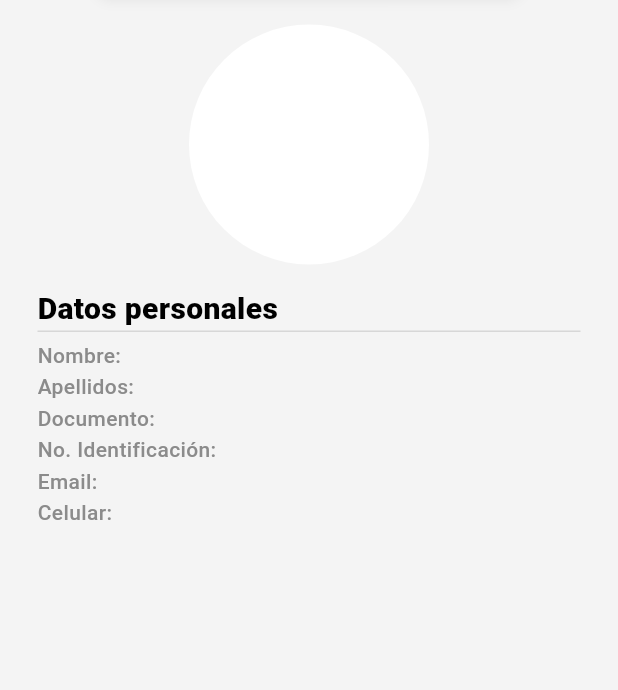
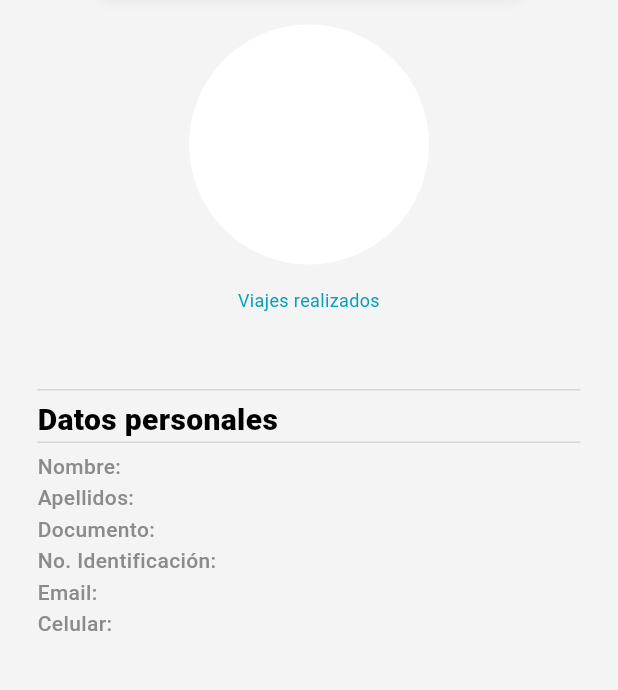
Before and after one commit to johnBernal1974/usTna, a Flutter app: the ProfilePage screen opened by its route, on a phone screen of 412 x 824 dp, the part 97-787 px from its top. Run offline on Flutter 3.47's test engine with Material 3 defaults, Android fonts, the phone set to English and light mode, and no system bars; our stand-ins replace cached_network_image, cloud_firestore, connectivity_plus, firebase_auth, firebase_core, firebase_messaging and 17 more; missing offline and left inert: flutter_inappwebview, flutter_polyline_points, geoflutterfire2, google_places_autocomplete_text_field; accounts and stored records are empty.

Commit message:
Primer playStore

```diff
--- a/lib/providers/push_notifications_provider.dart
+++ b/lib/providers/push_notifications_provider.dart
@@ -41,7 +41,6 @@ class PushNotificationsProvider {
     });
 
     FirebaseMessaging.onMessageOpenedApp.listen((RemoteMessage message) {
-      print('OnResume $message');
       _streamController.sink.add(message.data);
     });
   }
--- a/lib/src/Presentacion/commons_widgets/bottom_sheets/bottom_sheet_driver_info.dart
+++ b/lib/src/Presentacion/commons_widgets/bottom_sheets/bottom_sheet_driver_info.dart
@@ -1,4 +1,5 @@
 import 'package:cloud_firestore/cloud_firestore.dart';
+import 'package:flutter/foundation.dart';
 import 'package:flutter/material.dart';
 import 'package:url_launcher/url_launcher.dart';
 import '../../../../providers/auth_provider.dart';
@@ -318,7 +319,9 @@ class _BottomSheetDriverInfoState extends State<BottomSheetDriverInfo> {
     try {
       await launch(phoneCallUrl);
     } catch (e) {
-      print('No se pudo realizar la llamada: $e');
+      if (kDebugMode) {
+        print('No se pudo realizar la llamada: $e');
+      }
     }
   }
 
--- a/lib/src/Presentacion/profile_page/profile_page.dart
+++ b/lib/src/Presentacion/profile_page/profile_page.dart
@@ -60,6 +60,35 @@ class _ProfilePageState extends State<ProfilePage> {
             crossAxisAlignment: CrossAxisAlignment.start,
             children: [
               _fotoPerfil(),
+              Column(
+                crossAxisAlignment: CrossAxisAlignment.center,
+                children: [
+                  Column(
+                    mainAxisAlignment: MainAxisAlignment.center,
+                    crossAxisAlignment: CrossAxisAlignment.center,
+                    children: [
+                      Container(
+                        alignment: Alignment.center,
+                        child: const Text(
+                          'Viajes realizados',
+                          style: TextStyle(color: primary, fontSize: 12),
+                          textAlign: TextAlign.center, // Asegúrate de centrar el texto también
+                        ),
+                      ),
+                      const SizedBox(height: 5),
+                      Text(
+                        _controller.client?.the19Viajes.toString() ?? '',
+                        style: const TextStyle(color: negro, fontWeight: FontWeight.w900),
+                        textAlign: TextAlign.center, // Asegúrate de centrar el texto
+                      ),
+                      const SizedBox(height: 25),
+                      const Divider(height: 1, color: grisMedio),
+                      const SizedBox(height: 5),
+                    ],
+                  ),
+
+                ],
+              ),
               _textSubtitledatosPersonales(),
               const Divider(height: 1, color: grisMedio),
               const SizedBox(height: 5),
--- a/lib/src/api/acces_firebase_token.dart
+++ b/lib/src/api/acces_firebase_token.dart
@@ -11,7 +11,7 @@ class AccessTokenFirebase {
         "type": "service_account",
         "project_id":  dotenv.env['PROJECT_ID']!,
         "private_key_id": dotenv.env['PRIVATE_KEY_ID']!,
-        "private_key": dotenv.env['PRIVATE_KEY']!,
+        "private_key": dotenv.env['PRIVATE_KEY']!.replaceAll(r'\n', '\n'),
         "client_email": dotenv.env['CLIENT_EMAIL']!,
         "client_id": dotenv.env['CLIENT_ID']!,
         "auth_uri": "https://accounts.google.com/o/oauth2/auth",
```
Also changed, not shown: lib/providers/geofire_provider.dart (+11 -0 lines), lib/src/Presentacion/historial_viajes_page/View/historial_viajes_page.dart (+6 -17 lines), lib/src/Presentacion/map_client_page/map_client_controller/map_client_controller.dart (+12 -1 lines), lib/src/Presentacion/travel_info_page/travel_info_Controller/travel_info_Controller.dart (+83 -30 lines), lib/src/Presentacion/travel_info_page/travel_info_page.dart (+84 -15 lines), lib/src/Presentacion/travel_map_page/travel_map_controller/travel_map_controller.dart (+9 -2 lines).
